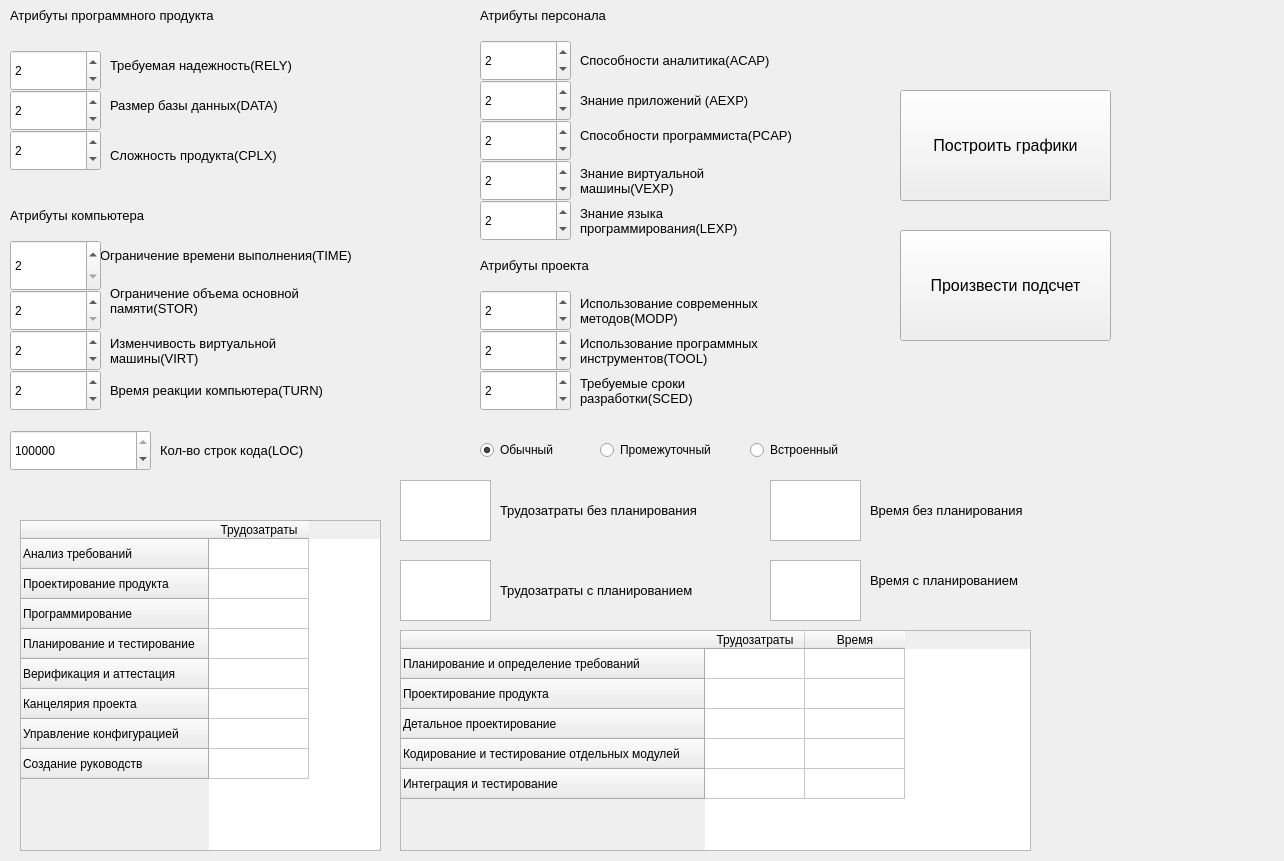
First picture: the form in Lab6_EPE/mainwindow.ui, repository sibastr/the-economics-of-software-engineering, before the edit.
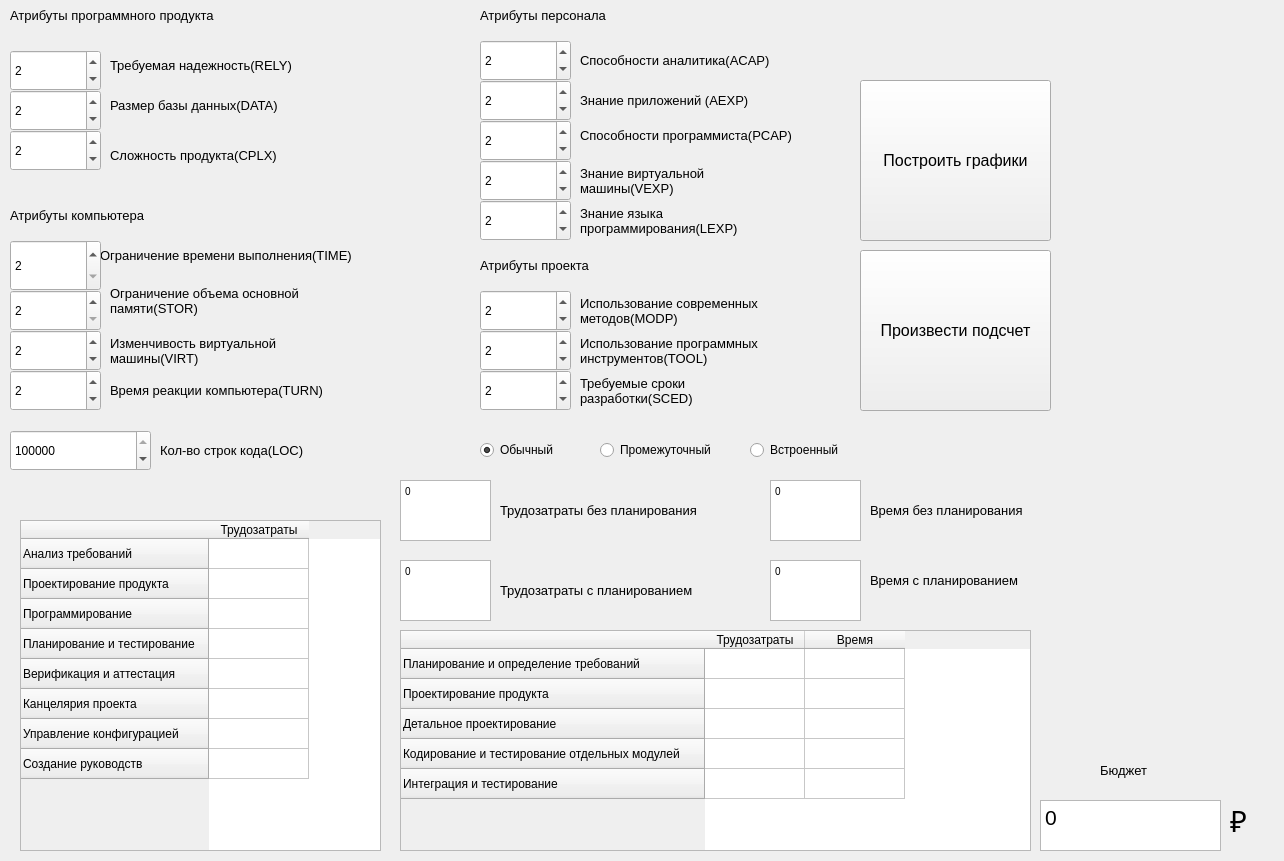
Second picture: the form after the edit.

What changed in the file:
```diff
--- a/Lab6_EPE/mainwindow.ui
+++ b/Lab6_EPE/mainwindow.ui
@@ -32,10 +32,10 @@
    <widget class="QPushButton" name="pushButton_calculate">
     <property name="geometry">
      <rect>
-      <x>900</x>
-      <y>230</y>
-      <width>211</width>
-      <height>111</height>
+      <x>860</x>
+      <y>250</y>
+      <width>191</width>
+      <height>161</height>
      </rect>
     </property>
     <property name="font">
@@ -50,10 +50,10 @@
    <widget class="QPushButton" name="pushButton_graph">
     <property name="geometry">
      <rect>
-      <x>900</x>
-      <y>90</y>
-      <width>211</width>
-      <height>111</height>
+      <x>860</x>
+      <y>80</y>
+      <width>191</width>
+      <height>161</height>
      </rect>
     </property>
     <property name="font">
@@ -769,6 +769,13 @@
       <height>61</height>
      </rect>
     </property>
+    <property name="html">
+     <string>&lt;!DOCTYPE HTML PUBLIC &quot;-//W3C//DTD HTML 4.0//EN&quot; &quot;http://www.w3.org/TR/REC-html40/strict.dtd&quot;&gt;
+&lt;html&gt;&lt;head&gt;&lt;meta name=&quot;qrichtext&quot; content=&quot;1&quot; /&gt;&lt;style type=&quot;text/css&quot;&gt;
+p, li { white-space: pre-wrap; }
+&lt;/style&gt;&lt;/head&gt;&lt;body style=&quot; font-family:'MS Shell Dlg 2'; font-size:7.8pt; font-weight:400; font-style:normal;&quot;&gt;
+&lt;p style=&quot; margin-top:0px; margin-bottom:0px; margin-left:0px; margin-right:0px; -qt-block-indent:0; text-indent:0px;&quot;&gt;0&lt;/p&gt;&lt;/body&gt;&lt;/html&gt;</string>
+    </property>
    </widget>
    <widget class="QLabel" name="label_16">
     <property name="geometry">
@@ -815,6 +822,13 @@
       <height>61</height>
      </rect>
     </property>
+    <property name="html">
+     <string>&lt;!DOCTYPE HTML PUBLIC &quot;-//W3C//DTD HTML 4.0//EN&quot; &quot;http://www.w3.org/TR/REC-html40/strict.dtd&quot;&gt;
+&lt;html&gt;&lt;head&gt;&lt;meta name=&quot;qrichtext&quot; content=&quot;1&quot; /&gt;&lt;style type=&quot;text/css&quot;&gt;
+p, li { white-space: pre-wrap; }
+&lt;/style&gt;&lt;/head&gt;&lt;body style=&quot; font-family:'MS Shell Dlg 2'; font-size:7.8pt; font-weight:400; font-style:normal;&quot;&gt;
+&lt;p style=&quot; margin-top:0px; margin-bottom:0px; margin-left:0px; margin-right:0px; -qt-block-indent:0; text-indent:0px;&quot;&gt;0&lt;/p&gt;&lt;/body&gt;&lt;/html&gt;</string>
+    </property>
    </widget>
    <widget class="QLabel" name="label_18">
     <property name="geometry">
@@ -861,6 +875,13 @@
       <height>61</height>
      </rect>
     </property>
+    <property name="html">
+     <string>&lt;!DOCTYPE HTML PUBLIC &quot;-//W3C//DTD HTML 4.0//EN&quot; &quot;http://www.w3.org/TR/REC-html40/strict.dtd&quot;&gt;
+&lt;html&gt;&lt;head&gt;&lt;meta name=&quot;qrichtext&quot; content=&quot;1&quot; /&gt;&lt;style type=&quot;text/css&quot;&gt;
+p, li { white-space: pre-wrap; }
+&lt;/style&gt;&lt;/head&gt;&lt;body style=&quot; font-family:'MS Shell Dlg 2'; font-size:7.8pt; font-weight:400; font-style:normal;&quot;&gt;
+&lt;p style=&quot; margin-top:0px; margin-bottom:0px; margin-left:0px; margin-right:0px; -qt-block-indent:0; text-indent:0px;&quot;&gt;0&lt;/p&gt;&lt;/body&gt;&lt;/html&gt;</string>
+    </property>
    </widget>
    <widget class="QTextEdit" name="time">
     <property name="geometry">
@@ -871,6 +892,13 @@
       <height>61</height>
      </rect>
     </property>
+    <property name="html">
+     <string>&lt;!DOCTYPE HTML PUBLIC &quot;-//W3C//DTD HTML 4.0//EN&quot; &quot;http://www.w3.org/TR/REC-html40/strict.dtd&quot;&gt;
+&lt;html&gt;&lt;head&gt;&lt;meta name=&quot;qrichtext&quot; content=&quot;1&quot; /&gt;&lt;style type=&quot;text/css&quot;&gt;
+p, li { white-space: pre-wrap; }
+&lt;/style&gt;&lt;/head&gt;&lt;body style=&quot; font-family:'MS Shell Dlg 2'; font-size:7.8pt; font-weight:400; font-style:normal;&quot;&gt;
+&lt;p style=&quot; margin-top:0px; margin-bottom:0px; margin-left:0px; margin-right:0px; -qt-block-indent:0; text-indent:0px;&quot;&gt;0&lt;/p&gt;&lt;/body&gt;&lt;/html&gt;</string>
+    </property>
    </widget>
    <widget class="QRadioButton" name="normal">
     <property name="geometry">
@@ -1028,6 +1056,64 @@
      </property>
     </item>
    </widget>
+   <widget class="QTextEdit" name="budget">
+    <property name="geometry">
+     <rect>
+      <x>1040</x>
+      <y>800</y>
+      <width>181</width>
+      <height>51</height>
+     </rect>
+    </property>
+    <property name="font">
+     <font>
+      <pointsize>16</pointsize>
+     </font>
+    </property>
+    <property name="html">
+     <string>&lt;!DOCTYPE HTML PUBLIC &quot;-//W3C//DTD HTML 4.0//EN&quot; &quot;http://www.w3.org/TR/REC-html40/strict.dtd&quot;&gt;
+&lt;html&gt;&lt;head&gt;&lt;meta name=&quot;qrichtext&quot; content=&quot;1&quot; /&gt;&lt;style type=&quot;text/css&quot;&gt;
+p, li { white-space: pre-wrap; }
+&lt;/style&gt;&lt;/head&gt;&lt;body style=&quot; font-family:'MS Shell Dlg 2'; font-size:16pt; font-weight:400; font-style:normal;&quot;&gt;
+&lt;p style=&quot; margin-top:0px; margin-bottom:0px; margin-left:0px; margin-right:0px; -qt-block-indent:0; text-indent:0px;&quot;&gt;0&lt;/p&gt;&lt;/body&gt;&lt;/html&gt;</string>
+    </property>
+   </widget>
+   <widget class="QLabel" name="label_24">
+    <property name="geometry">
+     <rect>
+      <x>1100</x>
+      <y>740</y>
+      <width>71</width>
+      <height>61</height>
+     </rect>
+    </property>
+    <property name="font">
+     <font>
+      <pointsize>10</pointsize>
+     </font>
+    </property>
+    <property name="text">
+     <string>Бюджет</string>
+    </property>
+   </widget>
+   <widget class="QLabel" name="label">
+    <property name="geometry">
+     <rect>
+      <x>1230</x>
+      <y>805</y>
+      <width>55</width>
+      <height>31</height>
+     </rect>
+    </property>
+    <property name="font">
+     <font>
+      <pointsize>22</pointsize>
+     </font>
+    </property>
+    <property name="text">
+     <string>₽</string>
+    </property>
+   </widget>
   </widget>
  </widget>
  <layoutdefault spacing="6" margin="11"/>
```
